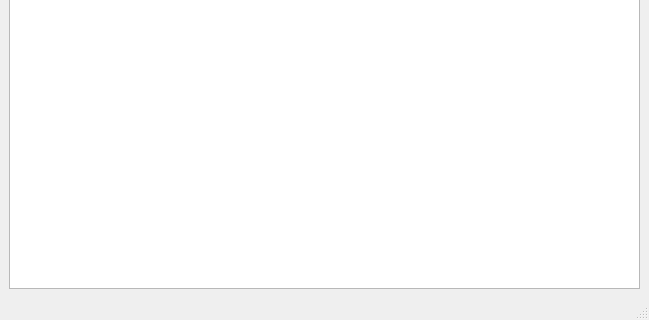
This is PasswordManager/mainwindow.ui in v-fav/qt as Qt 5 draws it before an edit; both pictures show x 0 to 649 and y 196 to 516 of the 649 by 516 pixel window. The edited form follows.
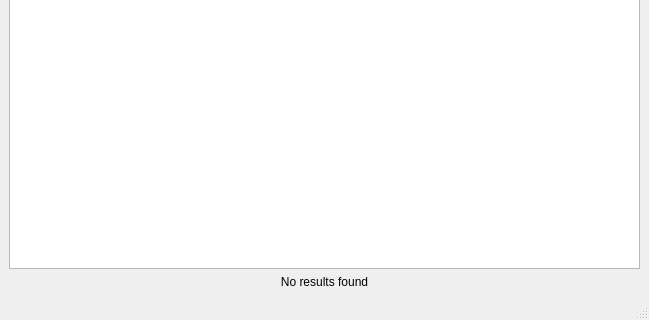
This is the edited form.

What changed in the file:
```diff
--- a/PasswordManager/mainwindow.ui
+++ b/PasswordManager/mainwindow.ui
@@ -62,6 +62,19 @@
       </property>
      </widget>
     </item>
+    <item>
+     <widget class="QLabel" name="labelNoResults">
+      <property name="enabled">
+       <bool>true</bool>
+      </property>
+      <property name="text">
+       <string>No results found</string>
+      </property>
+      <property name="alignment">
+       <set>Qt::AlignmentFlag::AlignCenter</set>
+      </property>
+     </widget>
+    </item>
    </layout>
   </widget>
   <widget class="QMenuBar" name="menubar">
```
Left out of the diff: 2 changed lines with no effect on the pictures.
